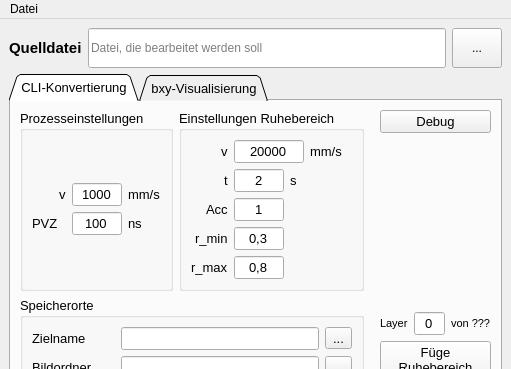
First picture: the form in cli_conv.ui, repository lhalb/Figurprogrammierung, before the edit; both pictures show x 0 to 511 and y 0 to 369 of the 511 by 560 pixel window.
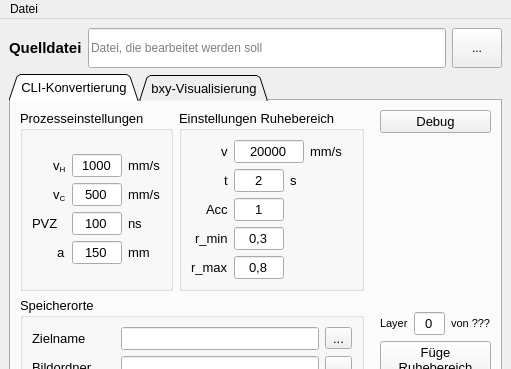
Second picture: the form after the edit.

Commit message: Major revision - added support for Polylines - added output for Polylines - fixed Problem, where file would be stroed in wrong position - updated vector-generation data - updated GUI to work with hatches and contours

The edit to the form file:
```diff
--- a/cli_conv.ui
+++ b/cli_conv.ui
@@ -304,35 +304,73 @@
                 <layout class="QVBoxLayout" name="verticalLayout_4">
                  <item>
                   <layout class="QGridLayout" name="gridLayout_5">
-                   <item row="0" column="0" alignment="Qt::AlignRight">
-                    <widget class="QLabel" name="label_6">
-                     <property name="text">
-                      <string>v</string>
-                     </property>
-                    </widget>
-                   </item>
-                   <item row="1" column="2">
-                    <widget class="QLabel" name="label_11">
-                     <property name="text">
-                      <string>ns</string>
-                     </property>
-                    </widget>
-                   </item>
-                   <item row="0" column="2">
+                   <item row="0" column="3">
                     <widget class="QLabel" name="label_7">
                      <property name="text">
                       <string>mm/s</string>
                      </property>
                     </widget>
                    </item>
-                   <item row="1" column="0">
+                   <item row="0" column="0" alignment="Qt::AlignRight">
+                    <widget class="QLabel" name="label_6">
+                     <property name="text">
+                      <string>&lt;html&gt;&lt;head/&gt;&lt;body&gt;&lt;p&gt;v&lt;span style=&quot; vertical-align:sub;&quot;&gt;H&lt;/span&gt;&lt;/p&gt;&lt;/body&gt;&lt;/html&gt;</string>
+                     </property>
+                    </widget>
+                   </item>
+                   <item row="3" column="2">
+                    <widget class="QLineEdit" name="txt_plate_size">
+                     <property name="maximumSize">
+                      <size>
+                       <width>50</width>
+                       <height>16777215</height>
+                      </size>
+                     </property>
+                     <property name="toolTip">
+                      <string>Größe der Bauplattform</string>
+                     </property>
+                     <property name="text">
+                      <string>150</string>
+                     </property>
+                     <property name="alignment">
+                      <set>Qt::AlignCenter</set>
+                     </property>
+                    </widget>
+                   </item>
+                   <item row="2" column="0">
                     <widget class="QLabel" name="label_10">
                      <property name="text">
                       <string>PVZ</string>
                      </property>
                     </widget>
                    </item>
-                   <item row="1" column="1">
+                   <item row="0" column="2">
+                    <widget class="QLineEdit" name="txt_v_hatch">
+                     <property name="maximumSize">
+                      <size>
+                       <width>50</width>
+                       <height>16777215</height>
+                      </size>
+                     </property>
+                     <property name="toolTip">
+                      <string>Geschwindigkeit des Strahls im Hatch</string>
+                     </property>
+                     <property name="text">
+                      <string>1000</string>
+                     </property>
+                     <property name="alignment">
+                      <set>Qt::AlignCenter</set>
+                     </property>
+                    </widget>
+                   </item>
+                   <item row="2" column="3">
+                    <widget class="QLabel" name="label_11">
+                     <property name="text">
+                      <string>ns</string>
+                     </property>
+                    </widget>
+                   </item>
+                   <item row="2" column="2">
                     <widget class="QLineEdit" name="txt_pvz">
                      <property name="maximumSize">
                       <size>
@@ -348,8 +386,22 @@
                      </property>
                     </widget>
                    </item>
-                   <item row="0" column="1">
-                    <widget class="QLineEdit" name="txt_v">
+                   <item row="3" column="0" alignment="Qt::AlignRight">
+                    <widget class="QLabel" name="label_8">
+                     <property name="text">
+                      <string>a</string>
+                     </property>
+                    </widget>
+                   </item>
+                   <item row="3" column="3">
+                    <widget class="QLabel" name="label_9">
+                     <property name="text">
+                      <string>mm</string>
+                     </property>
+                    </widget>
+                   </item>
+                   <item row="1" column="2">
+                    <widget class="QLineEdit" name="txt_v_contour">
                      <property name="maximumSize">
                       <size>
                        <width>50</width>
@@ -357,13 +409,27 @@
                       </size>
                      </property>
                      <property name="text">
-                      <string>1000</string>
+                      <string>500</string>
                      </property>
                      <property name="alignment">
                       <set>Qt::AlignCenter</set>
                      </property>
                     </widget>
                    </item>
+                   <item row="1" column="0" alignment="Qt::AlignRight">
+                    <widget class="QLabel" name="label_19">
+                     <property name="text">
+                      <string>&lt;html&gt;&lt;head/&gt;&lt;body&gt;&lt;p&gt;v&lt;span style=&quot; vertical-align:sub;&quot;&gt;C&lt;/span&gt;&lt;/p&gt;&lt;/body&gt;&lt;/html&gt;</string>
+                     </property>
+                    </widget>
+                   </item>
+                   <item row="1" column="3">
+                    <widget class="QLabel" name="label_20">
+                     <property name="text">
+                      <string>mm/s</string>
+                     </property>
+                    </widget>
+                   </item>
                   </layout>
                  </item>
                 </layout>
```
Left out of the diff: 15 changed lines with no effect on the pictures. The commit also changes 6 other files.
